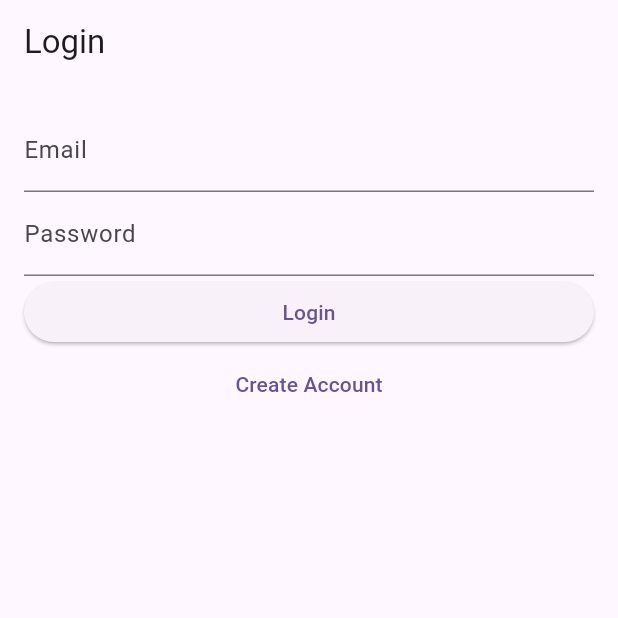
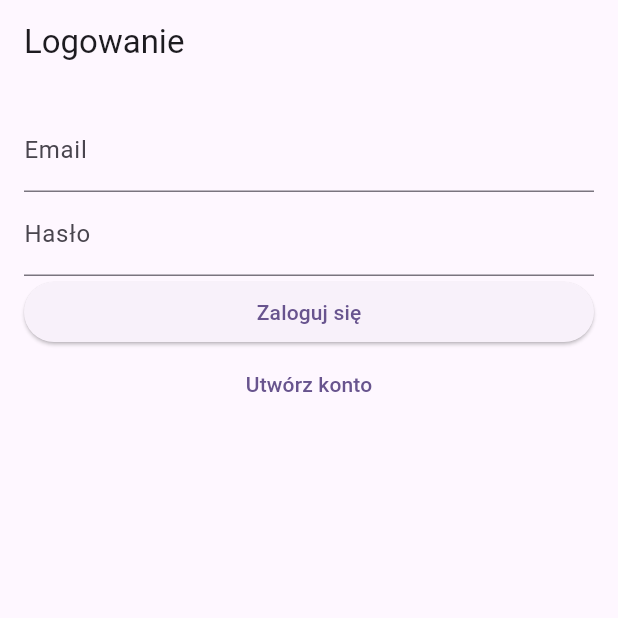
Before and after one commit to jakubbiniu/ea-fc-tournament-manger, a Flutter app: the screen it shows after launch, on a phone screen of 412 x 824 dp, the top half of it. Run offline on Flutter 3.47's test engine with Material 3 defaults, Android fonts, the light colour scheme and no system bars; our stand-ins replace firebase_auth, firebase_core, firebase_database, flutter_map, geocoding, geolocator and 1 more; accounts and stored records are empty.

Commit message:
walidacja i komunikaty

```diff
--- a/lib/login_page.dart
+++ b/lib/login_page.dart
@@ -28,7 +28,7 @@ class _LoginPageState extends State<LoginPage> {
         email: _emailController.text,
         password: _passwordController.text,
       );
-      // Jeśli logowanie powiodło się, przejdź do kolejnego ekranu
+
       if (userCredential.user != null) {
         Navigator.pushReplacement(
           context,
@@ -38,9 +38,12 @@ class _LoginPageState extends State<LoginPage> {
         );
       }
     } catch (e) {
-      // Obsłuż błąd logowania
-      print('Sign in error: $e');
-      // Tutaj możesz wyświetlić komunikat o błędzie dla użytkownika
+      ScaffoldMessenger.of(context).showSnackBar(
+        SnackBar(
+          content: Text('Nie udało się zalogować'),
+          duration: Duration(seconds: 3), // Czas wyświetlania komunikatu
+        ),
+      );
     }
   }
 
@@ -48,7 +51,7 @@ class _LoginPageState extends State<LoginPage> {
   Widget build(BuildContext context) {
     return Scaffold(
       appBar: AppBar(
-        title: const Text('Login'),
+        title: const Text('Logowanie'),
       ),
       body: Padding(
         padding: const EdgeInsets.all(16.0),
@@ -61,12 +64,12 @@ class _LoginPageState extends State<LoginPage> {
             ),
             TextField(
               controller: _passwordController,
-              decoration: InputDecoration(labelText: 'Password'),
+              decoration: InputDecoration(labelText: 'Hasło'),
               obscureText: true,
             ),
             ElevatedButton(
               onPressed: _signInWithEmailAndPassword,
-              child: const Text('Login'),
+              child: const Text('Zaloguj się'),
             ),
             TextButton(
               onPressed: () {
@@ -78,7 +81,7 @@ class _LoginPageState extends State<LoginPage> {
                   ),
                 );
               },
-              child: const Text('Create Account'),
+              child: const Text('Utwórz konto'),
             ),
           ],
         ),
```
Also changed, not shown: lib/create_account_page.dart (+58 -14 lines).
